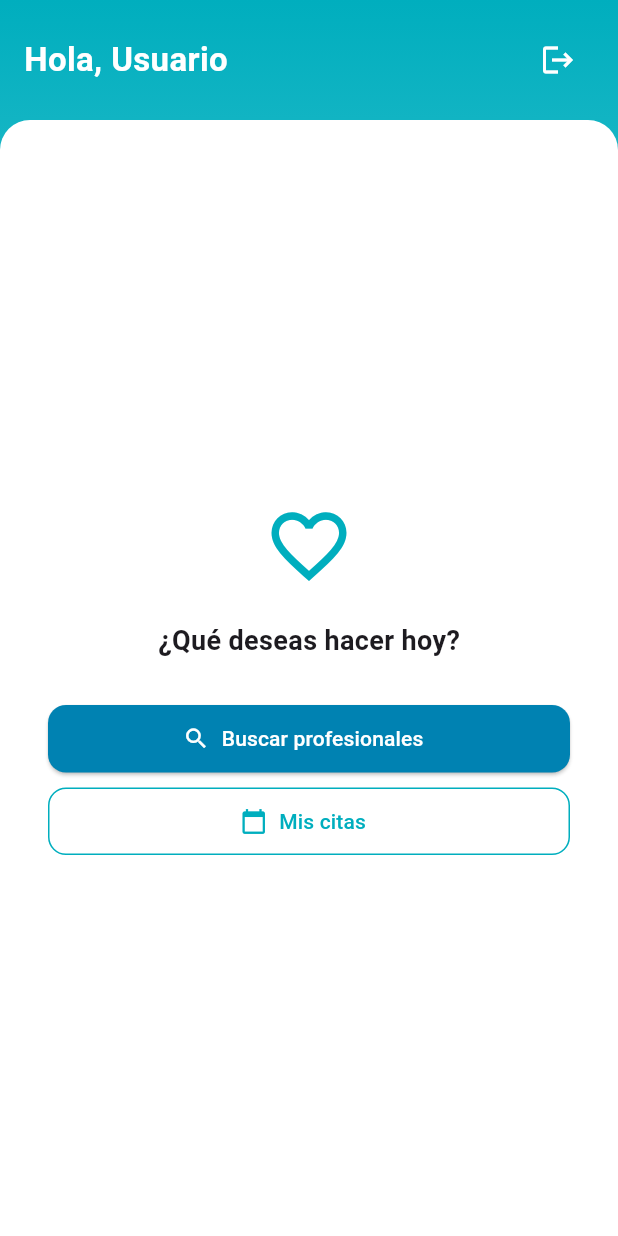
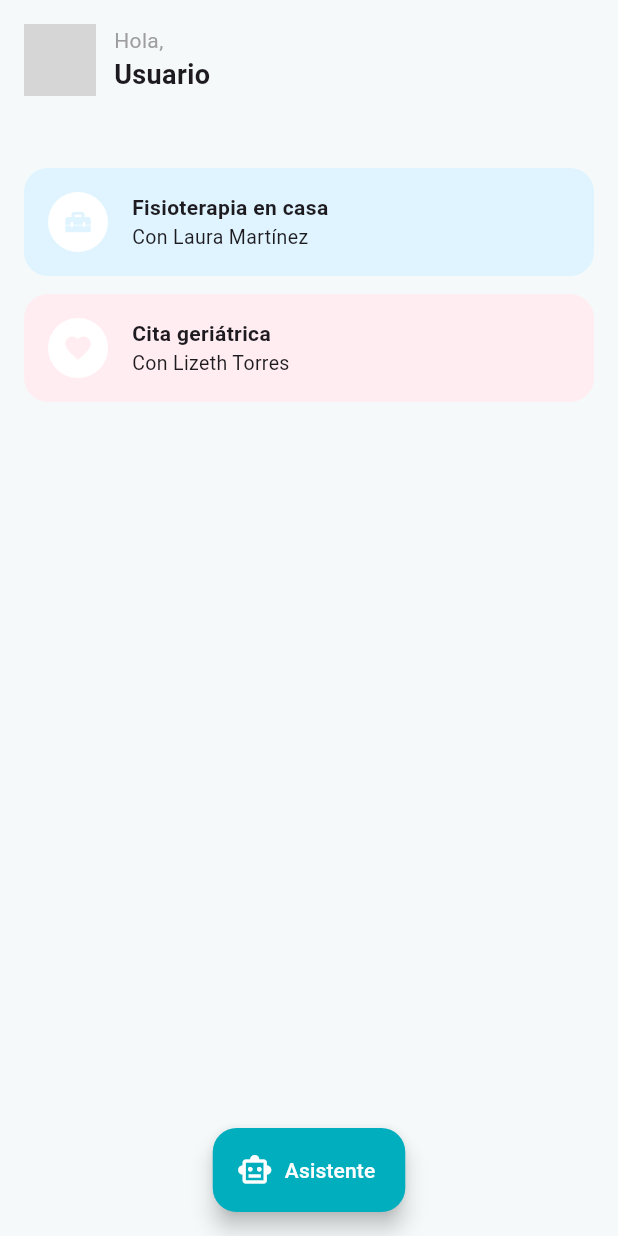
Before and after one commit to QuintoDev/appcareassistant, a Flutter app: the screen it shows after launch, on a phone screen of 412 x 824 dp. Run offline on Flutter 3.47's test engine with Material 3 defaults, Android fonts, the phone set to English and light mode, and no system bars; our stand-ins replace flutter_svg, jwt_decoder, shared_preferences; Roboto replaces fonts that are missing (inter); grey boxes are pictures that could not be loaded.

Commit message:
feat: se añade ventana de pacientes

```diff
--- a/lib/screens/patient_home_screen.dart
+++ b/lib/screens/patient_home_screen.dart
@@ -1,6 +1,5 @@
 import 'package:flutter/material.dart';
-import 'package:shared_preferences/shared_preferences.dart';
-import 'login_screen.dart';
+import '../widgets/assistant_bottom_dialog.dart';
 
 class PatientHomeScreen extends StatelessWidget {
   final String nombre;
@@ -10,126 +9,140 @@ class PatientHomeScreen extends StatelessWidget {
   @override
   Widget build(BuildContext context) {
     return Scaffold(
-      body: Container(
-        decoration: const BoxDecoration(
-          gradient: LinearGradient(
-            colors: [Color(0xFF00AEBE), Color(0xFFB2EBF2)],
-            begin: Alignment.topCenter,
-            end: Alignment.bottomCenter,
-          ),
-        ),
-        child: SafeArea(
+      backgroundColor: const Color(0xFFF5F9FA),
+      body: SafeArea(
         child: Column(
           crossAxisAlignment: CrossAxisAlignment.start,
           children: [
+            // Encabezado con saludo y avatar
             Padding(
-                padding: const EdgeInsets.fromLTRB(16, 16, 16, 0),
+              padding: const EdgeInsets.all(16),
               child: Row(
-                  mainAxisAlignment: MainAxisAlignment.spaceBetween,
                 children: [
+                  const CircleAvatar(
+                    backgroundImage: AssetImage('assets/images/avatar.png'),
+                    radius: 24,
+                  ),
+                  const SizedBox(width: 12),
+                  Column(
+                    crossAxisAlignment: CrossAxisAlignment.start,
+                    children: [
+                      const Text(
+                        'Hola,',
+                        style: TextStyle(fontSize: 14, color: Colors.grey),
+                      ),
                       Text(
-                      'Hola, $nombre',
+                        nombre,
                         style: const TextStyle(
-                        fontSize: 22,
+                          fontSize: 18,
                           fontWeight: FontWeight.bold,
-                        fontFamily: 'inter',
-                        color: Colors.white,
                         ),
                       ),
-                    IconButton(
-                      icon: const Icon(Icons.logout, color: Colors.white),
-                      onPressed: () async {
-                        final prefs = await SharedPreferences.getInstance();
-                        await prefs.remove('jwt_token');
-                        if (context.mounted) {
-                          Navigator.pushAndRemoveUntil(
-                            context,
-                            MaterialPageRoute(
-                              builder: (_) => const LoginScreen(),
-                            ),
-                            (route) => false,
-                          );
-                        }
-                      },
+                    ],
                   ),
                 ],
               ),
             ),
+
             const SizedBox(height: 16),
+
+            const SizedBox(height: 16),
+
+            // Contenido
             Expanded(
-                child: Container(
-                  decoration: const BoxDecoration(
-                    color: Colors.white,
-                    borderRadius: BorderRadius.only(
-                      topLeft: Radius.circular(20),
-                      topRight: Radius.circular(20),
+              child: ListView(
+                padding: const EdgeInsets.symmetric(horizontal: 16),
+                children: const [
+                  _ServiceCard(
+                    icon: Icons.home_repair_service,
+                    title: 'Fisioterapia en casa',
+                    subtitle: 'Con Laura Martínez',
+                    color: Color(0xFFDFF4FF),
                   ),
+                  SizedBox(height: 12),
+                  _ServiceCard(
+                    icon: Icons.favorite,
+                    title: 'Cita geriátrica',
+                    subtitle: 'Con Lizeth Torres',
+                    color: Color(0xFFFFEDF1),
                   ),
-                  padding:
-                      const EdgeInsets.symmetric(horizontal: 32, vertical: 24),
-                  child: Column(
-                    mainAxisAlignment: MainAxisAlignment.center,
-                    children: [
-                      const Icon(
-                        Icons.favorite_border,
-                        color: Color(0xFF00AEBE),
-                        size: 60,
-                      ),
-                      const SizedBox(height: 20),
-                      const Text(
-                        '¿Qué deseas hacer hoy?',
-                        style: TextStyle(
-                          fontSize: 18,
-                          fontWeight: FontWeight.w600,
-                          fontFamily: 'inter',
-                        ),
-                      ),
-                      const SizedBox(height: 30),
-                      SizedBox(
-                        width: double.infinity,
-                        height: 45,
-                        child: ElevatedButton.icon(
-                          icon: const Icon(Icons.search),
-                          label: const Text('Buscar profesionales'),
-                          style: ElevatedButton.styleFrom(
-                            backgroundColor: const Color(0xFF0082B2),
-                            foregroundColor: Colors.white,
-                            shape: RoundedRectangleBorder(
-                              borderRadius: BorderRadius.circular(12),
-                            ),
-                          ),
-                          onPressed: () {
-                            // TODO: Navegar a búsqueda
-                          },
-                        ),
-                      ),
-                      const SizedBox(height: 10),
-                      SizedBox(
-                        width: double.infinity,
-                        height: 45,
-                        child: OutlinedButton.icon(
-                          icon: const Icon(Icons.calendar_today),
-                          label: const Text('Mis citas'),
-                          style: OutlinedButton.styleFrom(
-                            foregroundColor: const Color(0xFF00AEBE),
-                            side:
-                                const BorderSide(color: Color(0xFF00AEBE)),
-                            shape: RoundedRectangleBorder(
-                              borderRadius: BorderRadius.circular(12),
-                            ),
-                          ),
-                          onPressed: () {
-                            // TODO: Navegar a mis citas
-                          },
+                ],
               ),
             ),
           ],
         ),
       ),
+      floatingActionButton: FloatingActionButton.extended(
+        backgroundColor: const Color(0xFF00AEBE),
+        foregroundColor: Colors.white,
+        icon: const Icon(Icons.smart_toy_outlined),
+        label: const Text('Asistente'),
+        onPressed: () {
+          showModalBottomSheet(
+            context: context,
+            isScrollControlled: true,
+            backgroundColor: Colors.transparent,
+            builder: (_) => AssistantBottomDialog(nombre: nombre),
+          );
+        },
+      ),
+      floatingActionButtonLocation: FloatingActionButtonLocation.centerFloat,
+    );
+  }
+}
+
+class _CategoryChip extends StatelessWidget {
+  final String label;
+  final bool selected;
+
+  const _CategoryChip({required this.label, required this.selected});
+
+  @override
+  Widget build(BuildContext context) {
+    return Chip(
+      label: Text(label),
+      backgroundColor: selected ? const Color(0xFF00AEBE) : Colors.grey[200],
+      labelStyle: TextStyle(color: selected ? Colors.white : Colors.black),
+    );
+  }
+}
+
+class _ServiceCard extends StatelessWidget {
+  final IconData icon;
+  final String title;
+  final String subtitle;
+  final Color color;
+
+  const _ServiceCard({
+    required this.icon,
+    required this.title,
+    required this.subtitle,
+    required this.color,
+  });
+
+  @override
+  Widget build(BuildContext context) {
+    return Container(
+      padding: const EdgeInsets.all(16),
+      decoration: BoxDecoration(
+        color: color,
+        borderRadius: BorderRadius.circular(16),
+      ),
+      child: Row(
+        children: [
+          CircleAvatar(
+            backgroundColor: Colors.white,
+            child: Icon(icon, color: color, size: 20),
+          ),
+          const SizedBox(width: 16),
+          Column(
+            crossAxisAlignment: CrossAxisAlignment.start,
+            children: [
+              Text(title, style: const TextStyle(fontWeight: FontWeight.bold)),
+              Text(subtitle, style: const TextStyle(fontSize: 13)),
+            ],
           ),
         ],
-          ),
-        ),
       ),
     );
   }
```
Also changed, not shown: lib/services/api_service.dart (+30 -0 lines), lib/services/assistant_service.dart (added, +26 -0 lines), lib/widgets/assistant_bottom_dialog.dart (added, +145 -0 lines). Lines whose indentation alone changed are shown as unchanged.
